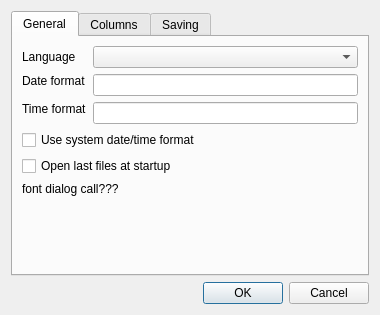
Above: app/settingsdialog.ui from DarkHobbit/doublecontact before the change. Below: the same form after it.
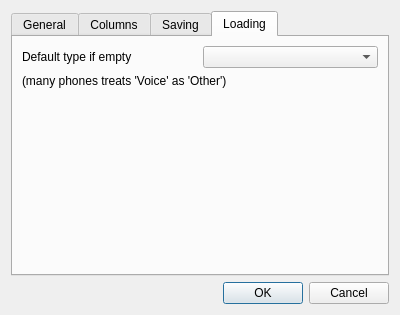
That is the form after the change. The open tabs and pages were chosen to show the change.

Commit message: now user can select, as treat empty phone type

```diff
--- a/app/settingsdialog.ui
+++ b/app/settingsdialog.ui
@@ -6,7 +6,7 @@
    <rect>
     <x>0</x>
     <y>0</y>
-    <width>380</width>
+    <width>400</width>
     <height>315</height>
    </rect>
   </property>
@@ -213,6 +213,47 @@
        </item>
       </layout>
      </widget>
+     <widget class="QWidget" name="tabLoading">
+      <attribute name="title">
+       <string>Loading</string>
+      </attribute>
+      <layout class="QVBoxLayout" name="verticalLayout_5">
+       <item>
+        <layout class="QHBoxLayout" name="horizontalLayout_2">
+         <item>
+          <widget class="QLabel" name="lbDefaultEmptyPhoneType">
+           <property name="text">
+            <string>Default type if empty</string>
+           </property>
+          </widget>
+         </item>
+         <item>
+          <widget class="QComboBox" name="cbDefaultEmptyPhoneType"/>
+         </item>
+        </layout>
+       </item>
+       <item>
+        <widget class="QLabel" name="lbDefaultPhoneHint">
+         <property name="text">
+          <string>(many phones treats 'Voice' as 'Other')</string>
+         </property>
+        </widget>
+       </item>
+       <item>
+        <spacer name="verticalSpacer_2">
+         <property name="orientation">
+          <enum>Qt::Vertical</enum>
+         </property>
+         <property name="sizeHint" stdset="0">
+          <size>
+           <width>20</width>
+           <height>150</height>
+          </size>
+         </property>
+        </spacer>
+       </item>
+      </layout>
+     </widget>
     </widget>
    </item>
    <item>
```
The commit also changes 7 other files.
